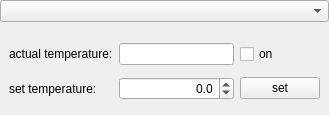
AndreasFMueller/AstroPhotography, file snowgui/snowgui/common/coolercontrollerwidget.ui: the form before one commit.
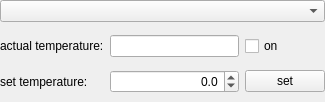
The form after the commit.

Commit message: layout corrections

What changed in the file:
```diff
--- a/snowgui/snowgui/common/coolercontrollerwidget.ui
+++ b/snowgui/snowgui/common/coolercontrollerwidget.ui
@@ -6,10 +6,22 @@
    <rect>
     <x>0</x>
     <y>0</y>
-    <width>329</width>
-    <height>115</height>
+    <width>325</width>
+    <height>102</height>
    </rect>
   </property>
+  <property name="minimumSize">
+   <size>
+    <width>0</width>
+    <height>102</height>
+   </size>
+  </property>
+  <property name="maximumSize">
+   <size>
+    <width>16777215</width>
+    <height>105</height>
+   </size>
+  </property>
   <property name="windowTitle">
    <string>Form</string>
   </property>
@@ -32,6 +44,18 @@
    <item>
     <widget class="QWidget" name="coolerInfo" native="true">
      <layout class="QGridLayout" name="gridLayout">
+      <property name="leftMargin">
+       <number>0</number>
+      </property>
+      <property name="topMargin">
+       <number>0</number>
+      </property>
+      <property name="rightMargin">
+       <number>0</number>
+      </property>
+      <property name="bottomMargin">
+       <number>0</number>
+      </property>
       <item row="1" column="0">
        <widget class="QLabel" name="setTemperatureLabel">
         <property name="text">
```
Left out of the diff: 14 changed lines with no effect on the pictures. The commit also changes 4 other files.
